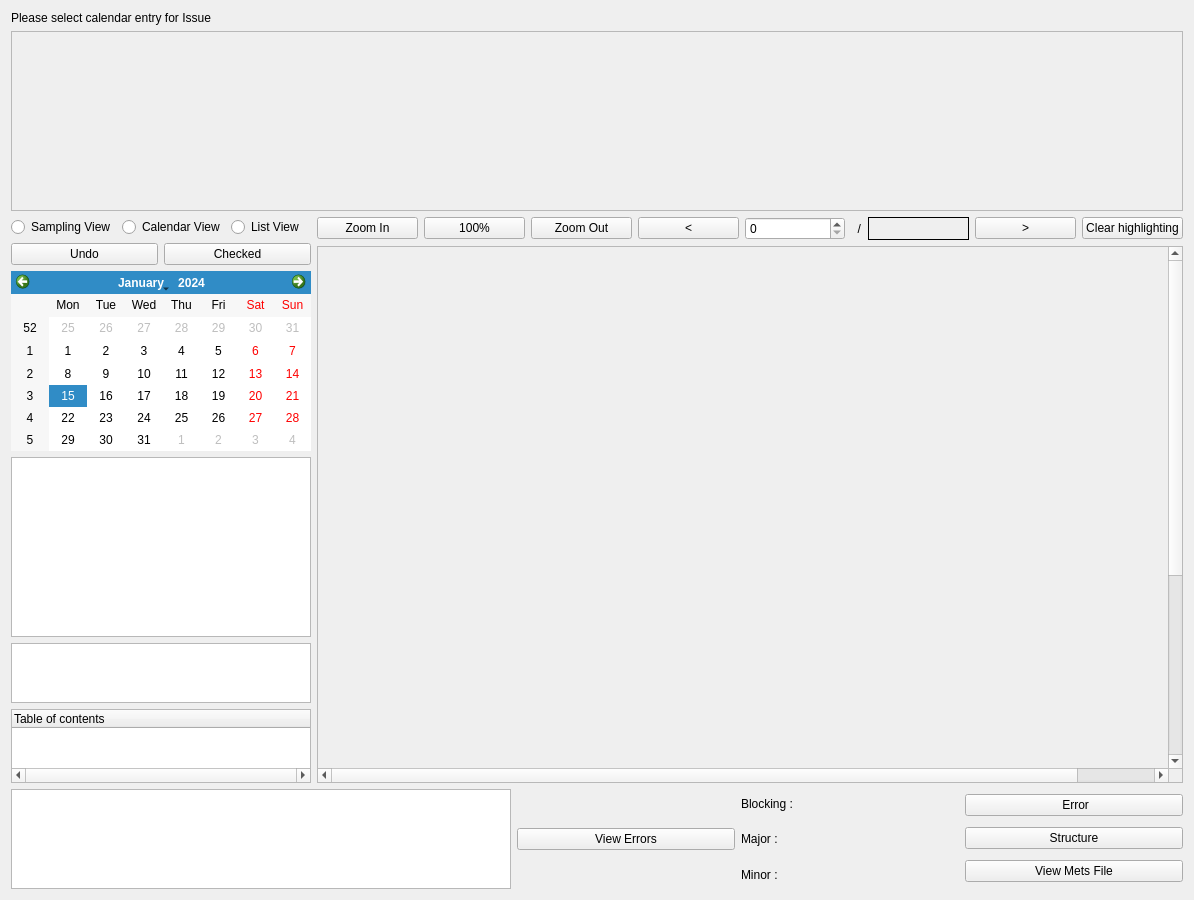
Old version of the form namalysator/w_structview.ui in the repository phungthomas/Namalysator.
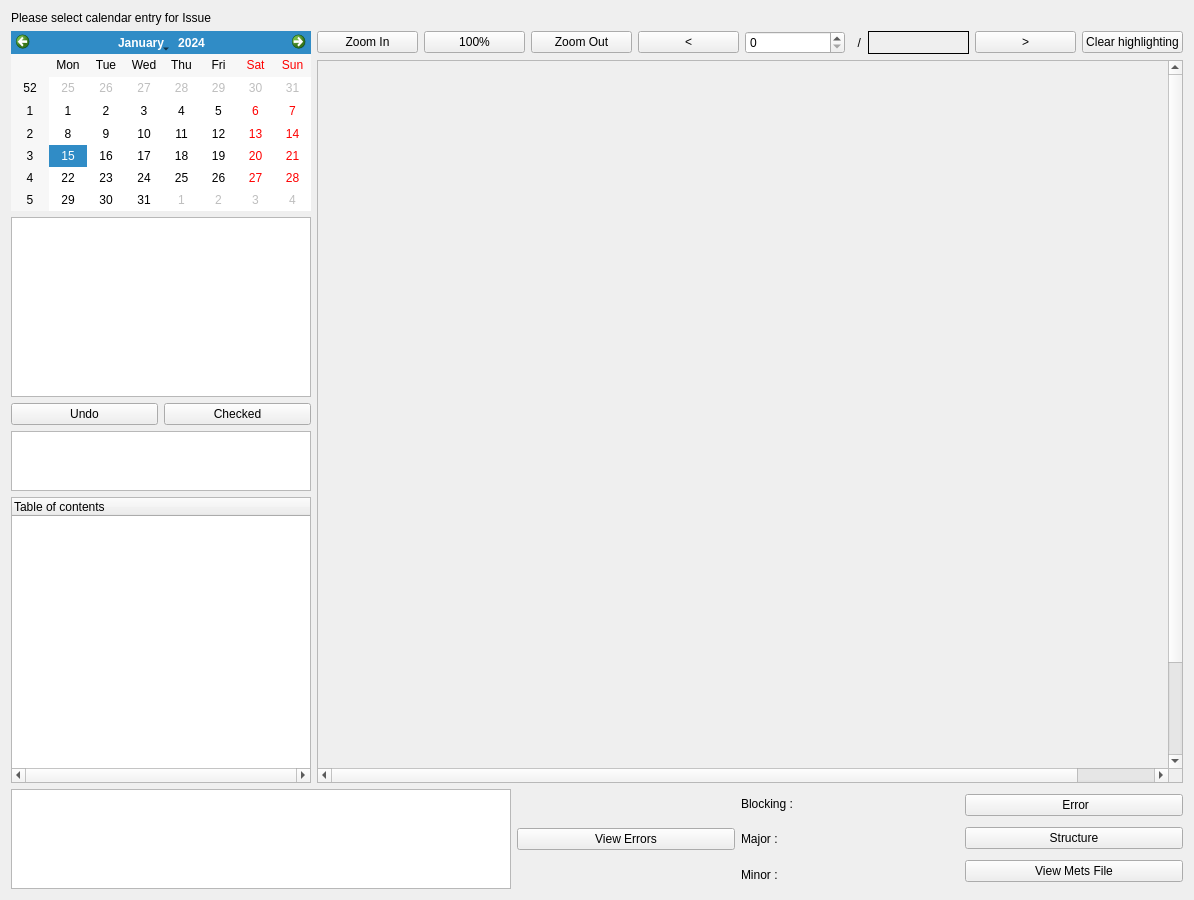
New version of the form.

Commit message: transform structview with dock and menu option

Diff of the .ui file:
```diff
--- a/namalysator/w_structview.ui
+++ b/namalysator/w_structview.ui
@@ -27,35 +27,6 @@
      </property>
     </widget>
    </item>
-   <item>
-    <widget class="QScrollArea" name="bookW">
-     <property name="minimumSize">
-      <size>
-       <width>0</width>
-       <height>180</height>
-      </size>
-     </property>
-     <property name="maximumSize">
-      <size>
-       <width>16777215</width>
-       <height>180</height>
-      </size>
-     </property>
-     <property name="widgetResizable">
-      <bool>true</bool>
-     </property>
-     <widget class="QWidget" name="scrollAreaWidgetContents_2">
-      <property name="geometry">
-       <rect>
-        <x>0</x>
-        <y>0</y>
-        <width>1174</width>
-        <height>178</height>
-       </rect>
-      </property>
-     </widget>
-    </widget>
-   </item>
    <item>
     <layout class="QHBoxLayout" name="horizontalLayout">
      <property name="sizeConstraint">
@@ -67,53 +38,51 @@
         <enum>QLayout::SetMaximumSize</enum>
        </property>
        <item>
-        <layout class="QHBoxLayout" name="horizontalLayout_6">
-         <item>
-          <widget class="QRadioButton" name="rbSampling">
-           <property name="maximumSize">
-            <size>
-             <width>150</width>
-             <height>16777215</height>
-            </size>
-           </property>
-           <property name="text">
-            <string>Sampling View</string>
-           </property>
-          </widget>
+        <layout class="QHBoxLayout" name="horizontalLayout_6"/>
          </item>
          <item>
-          <widget class="QRadioButton" name="rbCalendar">
+        <widget class="QCalendarWidget" name="calendarWidget">
+         <property name="sizePolicy">
+          <sizepolicy hsizetype="Preferred" vsizetype="Fixed">
+           <horstretch>0</horstretch>
+           <verstretch>0</verstretch>
+          </sizepolicy>
+         </property>
            <property name="minimumSize">
             <size>
              <width>0</width>
-             <height>0</height>
+           <height>180</height>
             </size>
            </property>
            <property name="maximumSize">
             <size>
-             <width>150</width>
-             <height>16777215</height>
-            </size>
-           </property>
-           <property name="text">
-            <string>Calendar View</string>
-           </property>
+           <width>300</width>
+           <height>180</height>
+          </size>
+         </property>
           </widget>
          </item>
          <item>
-          <widget class="QRadioButton" name="rbList">
+        <widget class="QListWidget" name="listSampling">
+         <property name="sizePolicy">
+          <sizepolicy hsizetype="Minimum" vsizetype="Fixed">
+           <horstretch>0</horstretch>
+           <verstretch>0</verstretch>
+          </sizepolicy>
+         </property>
+         <property name="minimumSize">
+          <size>
+           <width>0</width>
+           <height>180</height>
+          </size>
+         </property>
            <property name="maximumSize">
             <size>
-             <width>150</width>
-             <height>16777215</height>
-            </size>
-           </property>
-           <property name="text">
-            <string>List View</string>
-           </property>
-          </widget>
-         </item>
-        </layout>
+           <width>300</width>
+           <height>180</height>
+          </size>
+         </property>
+        </widget>
        </item>
        <item>
         <layout class="QHBoxLayout" name="horizontalLayout_5">
@@ -145,50 +114,6 @@
          </item>
         </layout>
        </item>
-       <item>
-        <widget class="QCalendarWidget" name="calendarWidget">
-         <property name="sizePolicy">
-          <sizepolicy hsizetype="Preferred" vsizetype="Fixed">
-           <horstretch>0</horstretch>
-           <verstretch>0</verstretch>
-          </sizepolicy>
-         </property>
-         <property name="minimumSize">
-          <size>
-           <width>0</width>
-           <height>180</height>
-          </size>
-         </property>
-         <property name="maximumSize">
-          <size>
-           <width>300</width>
-           <height>180</height>
-          </size>
-         </property>
-        </widget>
-       </item>
-       <item>
-        <widget class="QListWidget" name="listSampling">
-         <property name="sizePolicy">
-          <sizepolicy hsizetype="Minimum" vsizetype="Fixed">
-           <horstretch>0</horstretch>
-           <verstretch>0</verstretch>
-          </sizepolicy>
-         </property>
-         <property name="minimumSize">
-          <size>
-           <width>0</width>
-           <height>180</height>
-          </size>
-         </property>
-         <property name="maximumSize">
-          <size>
-           <width>300</width>
-           <height>180</height>
-          </size>
-         </property>
-        </widget>
-       </item>
        <item>
         <widget class="QListWidget" name="listMets">
          <property name="sizePolicy">
```
Left out of the diff: 1 changed line with no effect on the pictures. Lines whose indentation alone changed are shown as unchanged. The commit also changes 3 other files.
